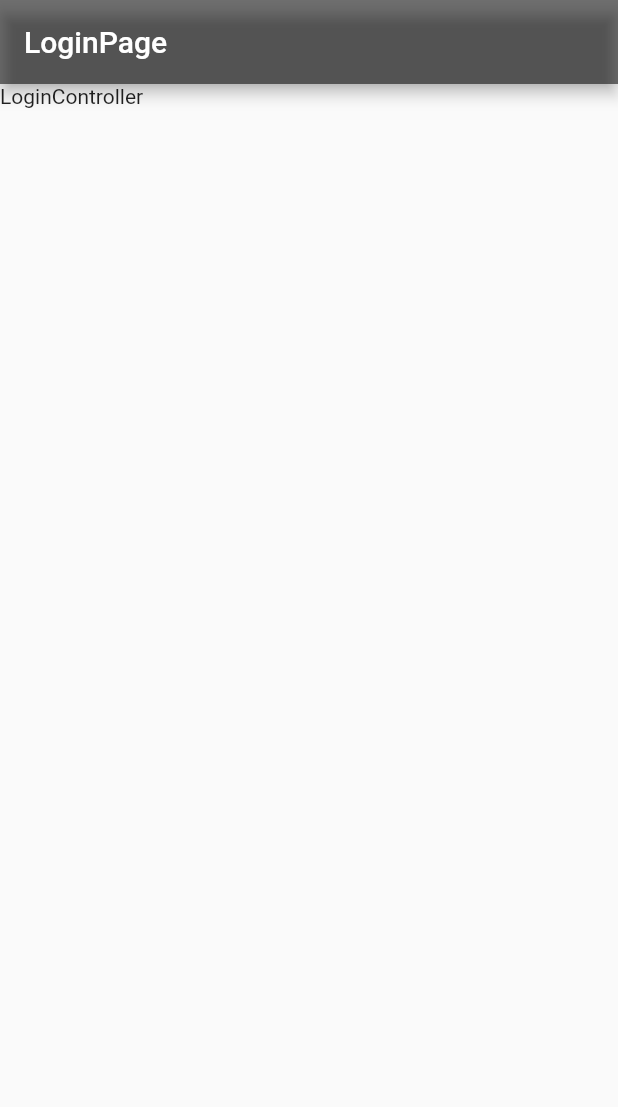
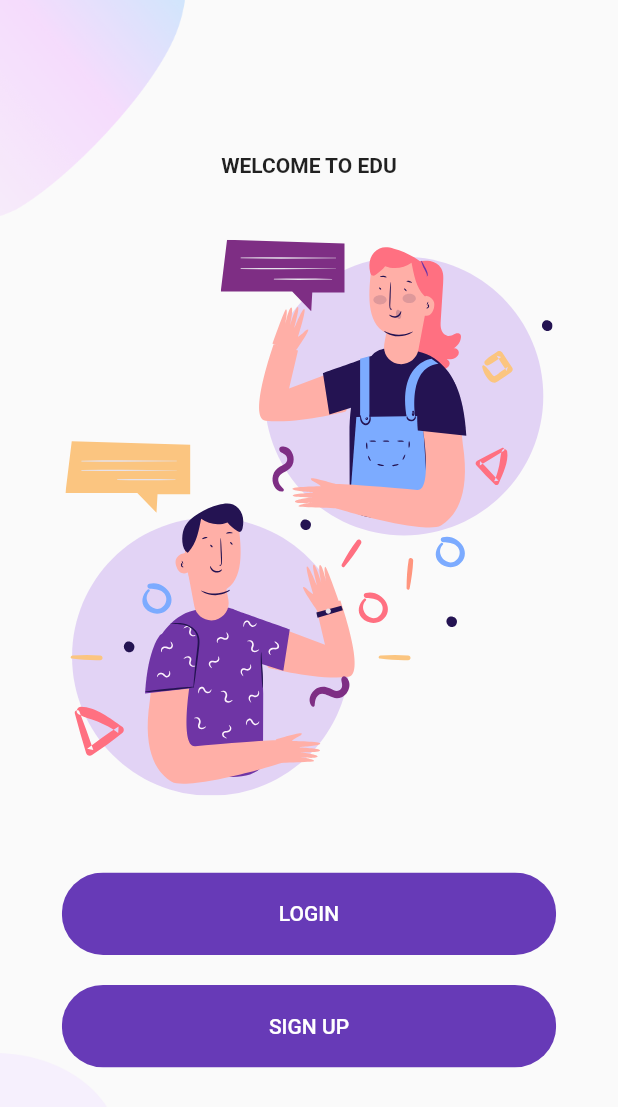
Before and after one commit to paulovargatt/flutter_getx-boiler, a Flutter app: the screen it shows after launch, on a phone screen of 412 x 824 dp. Shown: the top 1107 px of the screen. Run offline on Flutter 3.47's test engine with Material 2 defaults, Android fonts, the phone set to English and light mode, and no system bars; our stand-ins replace flutter_svg, get, splashscreen.

Commit message:
fix assets + routes

```diff
--- /dev/null
+++ b/lib/app/global/widgets/rounded_button.dart
@@ -0,0 +1,45 @@
+import 'package:flutter/material.dart';
+import 'package:get/get.dart';
+
+class RoundedButton extends StatelessWidget {
+  final String text;
+  final press;
+  final Color color, textColor;
+
+  final ButtonStyle flatButtonStyle = TextButton.styleFrom(
+    primary: Colors.white,
+    backgroundColor: Get.theme.primaryColor,
+    minimumSize: Size(88, 55),
+    padding: EdgeInsets.symmetric(horizontal: 16.0),
+    shape: const RoundedRectangleBorder(
+      borderRadius: BorderRadius.all(Radius.circular(2.0)),
+    ),
+  );
+
+  RoundedButton({
+    required this.text,
+    required VoidCallback this.press,
+    this.color = Colors.black,
+    this.textColor = Colors.white,
+  });
+
+  @override
+  Widget build(BuildContext context) {
+    Size size = MediaQuery.of(context).size;
+    return Container(
+      margin: EdgeInsets.symmetric(vertical: 10),
+      width: size.width * 0.8,
+      child: ClipRRect(
+        borderRadius: BorderRadius.circular(29),
+        child: TextButton(
+          onPressed:  press,
+          style: flatButtonStyle,
+          child: Text(
+            text,
+            style: TextStyle(color: textColor),
+          ),
+        ),
+      ),
+    );
+  }
+}
--- a/lib/app/modules/initial/initial_view.dart
+++ b/lib/app/modules/initial/initial_view.dart
@@ -11,13 +11,13 @@ class InitialPage extends GetView<InitialController> {
       body: Stack(
         children: <Widget>[
           SplashScreen(
-            seconds: 5,
+            seconds: 1,
             gradientBackground: LinearGradient(
               begin: Alignment.topRight,
               end: Alignment.bottomLeft,
               colors: [Colors.white, Colors.grey],
             ),
-            navigateAfterSeconds: Routes.LOGIN,
+            navigateAfterSeconds: Routes.WELCOME,
             loaderColor: Colors.transparent,
           ),
           Container(
--- /dev/null
+++ b/lib/app/modules/welcome/background.dart
@@ -0,0 +1,39 @@
+import 'package:flutter/material.dart';
+
+class Background extends StatelessWidget {
+  final Widget child;
+  const Background({
+    required this.child,
+  });
+
+  @override
+  Widget build(BuildContext context) {
+    Size size = MediaQuery.of(context).size;
+    return Container(
+      height: size.height,
+      width: double.infinity,
+      child: Stack(
+        alignment: Alignment.center,
+        children: <Widget>[
+          Positioned(
+            top: 0,
+            left: 0,
+            child: Image.asset(
+              "assets/images/main_top.png",
+              width: size.width * 0.3,
+            ),
+          ),
+          Positioned(
+            bottom: 0,
+            left: 0,
+            child: Image.asset(
+              "assets/images/main_bottom.png",
+              width: size.width * 0.2,
+            ),
+          ),
+          child,
+        ],
+      ),
+    );
+  }
+}
--- /dev/null
+++ b/lib/app/modules/welcome/welcome_binding.dart
@@ -0,0 +1,9 @@
+import 'package:get/get.dart';
+import 'package:get_app_flutter/app/modules/welcome/welcome_controller.dart';
+
+class WelcomeBinding implements Bindings {
+  @override
+  void dependencies() {
+    Get.lazyPut<WelcomeController>(() => WelcomeController());
+  }
+}
--- /dev/null
+++ b/lib/app/modules/welcome/welcome_controller.dart
@@ -0,0 +1,5 @@
+import 'package:get/get.dart';
+
+class WelcomeController extends GetxController {
+
+}
--- /dev/null
+++ b/lib/app/modules/welcome/welcome_view.dart
@@ -0,0 +1,43 @@
+import 'package:flutter/material.dart';
+import 'package:flutter_svg/flutter_svg.dart';
+import 'package:get/get.dart';
+import 'package:get_app_flutter/app/global/widgets/rounded_button.dart';
+import 'package:get_app_flutter/app/modules/welcome/background.dart';
+import 'package:get_app_flutter/app/modules/welcome/welcome_controller.dart';
+
+class WelcomePage extends GetView<WelcomeController> {
+  @override
+  Widget build(BuildContext context) {
+    return Scaffold(
+      body: Background(
+        child: SingleChildScrollView(
+          child: Column(
+            mainAxisAlignment: MainAxisAlignment.center,
+            children: <Widget>[
+              Text(
+                "WELCOME TO EDU",
+                style: TextStyle(fontWeight: FontWeight.bold),
+              ),
+              SizedBox(height: Get.height * 0.05),
+              SvgPicture.asset(
+                "assets/icons/chat.svg",
+                height: Get.height * 0.45,
+              ),
+              SizedBox(height: Get.height * 0.05),
+              RoundedButton(text: "LOGIN", press: () => Get.toNamed('/login')),
+              RoundedButton(
+                  text: "SIGN UP",
+                  color: Get.theme.primaryColorLight,
+                  press: () => Get.toNamed('/login')
+              ),
+            ],
+          ),
+        ),
+      ),
+    );
+  }
+}
+
+final Function click = () {
+  ;
+};
--- a/lib/app/routes/app_pages.dart
+++ b/lib/app/routes/app_pages.dart
@@ -3,6 +3,8 @@ import 'package:get_app_flutter/app/modules/initial/initial_binding.dart';
 import 'package:get_app_flutter/app/modules/initial/initial_view.dart';
 import 'package:get_app_flutter/app/modules/login/login_binding.dart';
 import 'package:get_app_flutter/app/modules/login/login_view.dart';
+import 'package:get_app_flutter/app/modules/welcome/welcome_binding.dart';
+import 'package:get_app_flutter/app/modules/welcome/welcome_view.dart';
 import 'package:get_app_flutter/app/routes/app_routes.dart';
 
 class AppPages {
@@ -16,8 +18,13 @@ class AppPages {
     ),
     GetPage(
       name: Routes.LOGIN,
-      page: () => LoginPage(), //InitialView(),
-      binding: LoginBinding(), //InitialBinding(),
+      page: () => LoginPage(),
+      binding: LoginBinding(),
+    ),
+    GetPage(
+      name: Routes.WELCOME,
+      page: () => WelcomePage(),
+      binding: WelcomeBinding(),
     )
   ];
 }
--- a/lib/app/routes/app_routes.dart
+++ b/lib/app/routes/app_routes.dart
@@ -1,4 +1,6 @@
 abstract class Routes {
   static const INITIAL = '/';
   static const LOGIN = '/login';
+  static const SIGNUP = '/signup';
+  static const WELCOME = '/welcome';
 }
--- a/lib/app/theme/app_theme.dart
+++ b/lib/app/theme/app_theme.dart
@@ -1,7 +1,7 @@
 import 'package:flutter/material.dart';
 
 final ThemeData appThemeData = ThemeData(
-  primaryColor:  Colors.black,
+  primaryColor:  Colors.deepPurple,
   buttonColor:  Colors.black54,
   brightness:  Brightness.light,
   accentColor:  Colors.black45,
--- a/pubspec.yaml
+++ b/pubspec.yaml
@@ -32,6 +32,7 @@ dependencies:
   http: ^0.13.3
   get_storage: ^2.0.2
   splashscreen: ^1.3.5
+  flutter_svg: ^0.22.0
 
 dev_dependencies:
   flutter_test:
@@ -50,7 +51,8 @@ flutter:
 
   # To add assets to your application, add an assets section, like this:
   assets:
-    - assets/images/logo.png
+    - assets/images/
+    - assets/icons/
 
   #   - images/a_dot_ham.jpeg
 
```
Also changed, not shown: assets/icons/chat.svg (added), assets/icons/facebook.svg (added), assets/icons/google-plus.svg (added), assets/icons/login.svg (added), assets/icons/signup.svg (added), assets/icons/twitter.svg (added), assets/images/login_bottom.png (added), assets/images/main_bottom.png (added), assets/images/main_top.png (added), assets/images/signup_top.png (added), pubspec.lock.
